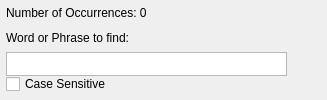
Before: the Qt Designer form programs/KJVCanOpener/KJVSearchPhraseEdit.ui in dewhisna/KingJamesPureBibleSearch, drawn with Qt 5.
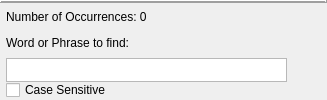
After: the same form once the commit is applied. Icons and pictures are not drawn. Custom widgets are drawn as their Qt base class.

Commit message: Got the adding/removing of Search Phrases completed and seemingly functioning correct.  Still need to finish the search combining logic.

```diff
--- a/programs/KJVCanOpener/KJVSearchPhraseEdit.ui
+++ b/programs/KJVCanOpener/KJVSearchPhraseEdit.ui
@@ -14,20 +14,45 @@
   <property name="toolTip">
    <string extracomment=",8.25,-1,5,50,0,0,0,0,0"/>
   </property>
-  <layout class="QGridLayout" name="gridLayout_3">
-   <property name="leftMargin">
-    <number>6</number>
-   </property>
-   <property name="topMargin">
+  <layout class="QVBoxLayout" name="verticalLayout">
+   <property name="spacing">
     <number>0</number>
    </property>
-   <property name="rightMargin">
+   <property name="margin">
     <number>0</number>
    </property>
-   <property name="bottomMargin">
-    <number>6</number>
-   </property>
-   <item row="0" column="0">
+   <item>
+    <widget class="QFrame" name="lineSeparator">
+     <property name="frameShape">
+      <enum>QFrame::HLine</enum>
+     </property>
+     <property name="frameShadow">
+      <enum>QFrame::Raised</enum>
+     </property>
+     <property name="lineWidth">
+      <number>2</number>
+     </property>
+    </widget>
+   </item>
+   <item>
+    <layout class="QHBoxLayout" name="horizontalLayout_3">
+     <item>
+      <spacer name="horizontalSpacer_2">
+       <property name="orientation">
+        <enum>Qt::Horizontal</enum>
+       </property>
+       <property name="sizeType">
+        <enum>QSizePolicy::Preferred</enum>
+       </property>
+       <property name="sizeHint" stdset="0">
+        <size>
+         <width>6</width>
+         <height>20</height>
+        </size>
+       </property>
+      </spacer>
+     </item>
+     <item>
     <layout class="QGridLayout" name="gridLayout_2">
      <property name="spacing">
       <number>0</number>
@@ -211,6 +236,8 @@
         <string>Case Sensitive</string>
        </property>
       </widget>
+       </item>
+      </layout>
      </item>
     </layout>
    </item>
```
Lines whose indentation alone changed are shown as unchanged. The commit also changes 7 other files.
